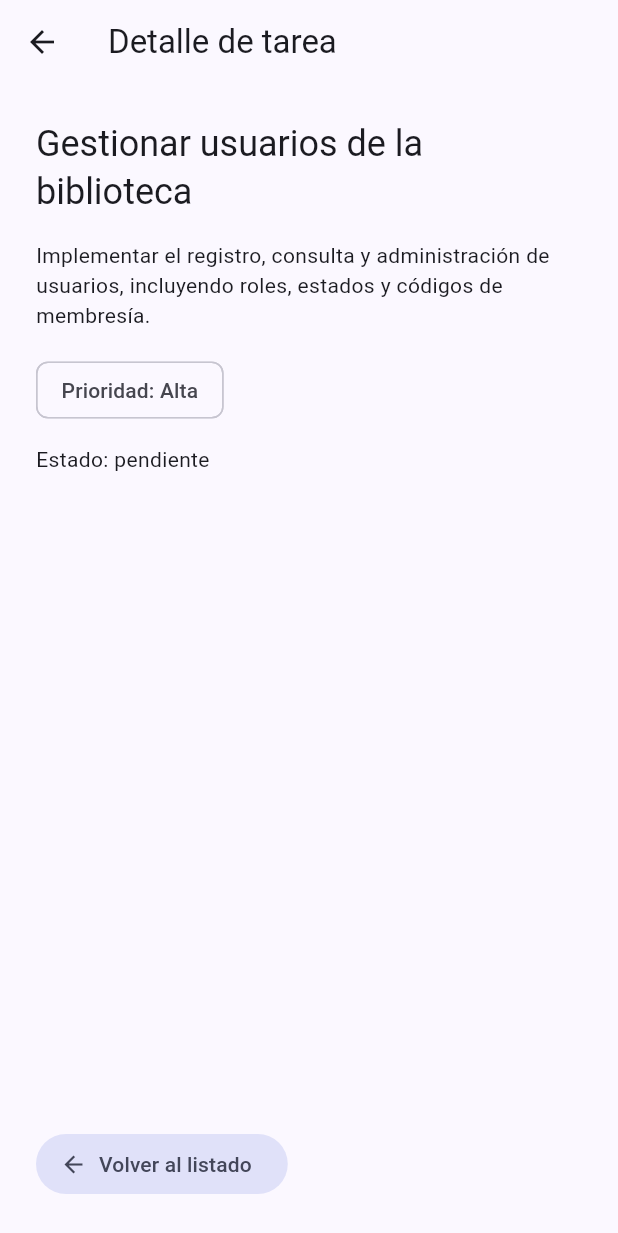
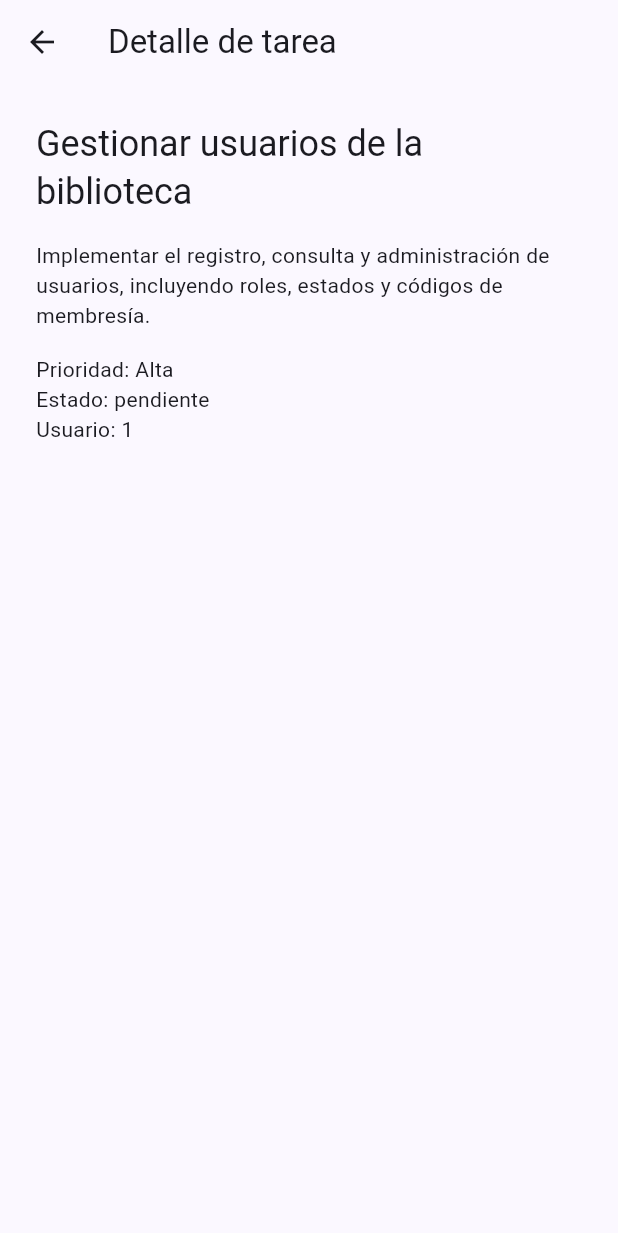
Before and after one commit to jpat05/TaskFlow, a Flutter app: the screen it shows after launch, after a tap on "Gestionar usuarios de la biblioteca", on a phone screen of 412 x 824 dp. Shown: the top 1233 px of the screen. Run offline on Flutter 3.47's test engine with Material 3 defaults, Android fonts, the phone set to English and light mode, and no system bars; our stand-ins replace go_router.

Commit message:
docs: definir alcance y modelo de TaskFlow

```diff
--- a/lib/main.dart
+++ b/lib/main.dart
@@ -1,9 +1,84 @@
 import 'package:flutter/material.dart';
 import 'package:go_router/go_router.dart';
+
+import 'task.dart';
 
 void main() {
   runApp(const TaskFlowApp());
 }
+
+const demoTasks = <Task>[
+  Task(
+    id: 1,
+    title: 'Gestionar usuarios de la biblioteca',
+    description:
+        'Implementar el registro, consulta y administración de usuarios, '
+        'incluyendo roles, estados y códigos de membresía.',
+    priority: 'Alta',
+    isCompleted: false,
+    userId: 1,
+  ),
+  Task(
+    id: 2,
+    title: 'Administrar el catálogo de libros',
+    description:
+        'Desarrollar el registro y consulta de libros, autores, '
+        'editoriales y categorías, incluyendo ISBN y datos bibliográficos.',
+    priority: 'Alta',
+    isCompleted: false,
+    userId: 1,
+  ),
+  Task(
+    id: 3,
+    title: 'Controlar el inventario de ejemplares',
+    description:
+        'Implementar el control de ejemplares físicos mediante códigos '
+        'de barras, ubicación en estantería, estado y condición.',
+    priority: 'Media',
+    isCompleted: false,
+    userId: 1,
+  ),
+  Task(
+    id: 4,
+    title: 'Gestionar préstamos y reservas',
+    description:
+        'Desarrollar el proceso de préstamo, devolución, renovación '
+        'y reserva de libros, controlando fechas y disponibilidad.',
+    priority: 'Alta',
+    isCompleted: false,
+    userId: 1,
+  ),
+  Task(
+    id: 5,
+    title: 'Administrar multas y políticas',
+    description:
+        'Implementar el cálculo y seguimiento de multas por retraso, '
+        'daños o pérdida, además de configurar las políticas de préstamo.',
+    priority: 'Media',
+    isCompleted: true,
+    userId: 1,
+  ),
+];
+
+Task? findTask(int? id) {
+  for (final task in demoTasks) {
+    if (task.id == id) return task;
+  }
+  return null;
+}
+
+final appRouter = GoRouter(
+  routes: [
+    GoRoute(path: '/', builder: (context, state) => const TaskListScreen()),
+    GoRoute(
+      path: '/task/:id',
+      builder: (context, state) {
+        final id = int.tryParse(state.pathParameters['id'] ?? '');
+        return TaskDetailScreen(task: findTask(id));
+      },
+    ),
+  ],
+);
 
 class TaskFlowApp extends StatelessWidget {
   const TaskFlowApp({super.key});
@@ -15,199 +90,8 @@ class TaskFlowApp extends StatelessWidget {
       title: 'TaskFlow',
       theme: ThemeData(
         colorScheme: ColorScheme.fromSeed(seedColor: Colors.indigo),
-        useMaterial3: true,
       ),
       routerConfig: appRouter,
-    );
-  }
-}
-
-class WelcomeScreen extends StatefulWidget {
-  const WelcomeScreen({super.key});
-
-  @override
-  State<WelcomeScreen> createState() => _WelcomeScreenState();
-}
-
-class _WelcomeScreenState extends State<WelcomeScreen> {
-  int pendingTasks = 3;
-  final String studentName = 'Joshue Patricio Flores';
-  static const dailyGoal = 5;
-  int completedTasks = 0;
-
-  void _addTask() {
-    setState(() {
-      pendingTasks++;
-    });
-  }
-
-  void _completeTask() {
-    if (pendingTasks == 0) {
-      return;
-    }
-
-    setState(() {
-      pendingTasks--;
-      if (completedTasks < dailyGoal) {
-        completedTasks++;
-      }
-    });
-  }
-
-  @override
-  Widget build(BuildContext context) {
-    final statusMessage = pendingTasks == 0
-        ? '¡Excelente! No tienes tareas pendientes.'
-        : 'Aún tienes tareas por organizar.';
-
-    return Scaffold(
-      appBar: AppBar(title: const Text('TaskFlow'), centerTitle: true),
-      body: Padding(
-        padding: const EdgeInsets.all(24),
-        child: Column(
-          crossAxisAlignment: CrossAxisAlignment.start,
-          children: [
-            Text(
-              '¡Hola, $studentName!',
-              style: Theme.of(context).textTheme.headlineMedium,
-            ),
-            const SizedBox(height: 12),
-            Text(statusMessage),
-            Text('Completadas hoy: $completedTasks de $dailyGoal'),
-            const SizedBox(height: 28),
-            Card(
-              child: Padding(
-                padding: const EdgeInsets.all(20),
-                child: Row(
-                  children: [
-                    const Icon(Icons.pending_actions),
-                    const SizedBox(width: 12),
-                    Text('Tareas pendientes: $pendingTasks'),
-                  ],
-                ),
-              ),
-            ),
-            const SizedBox(height: 24),
-            Wrap(
-              spacing: 12,
-              runSpacing: 12,
-              children: [
-                ElevatedButton.icon(
-                  onPressed: _addTask,
-                  icon: const Icon(Icons.add),
-                  label: const Text('Agregar tarea'),
-                ),
-                OutlinedButton.icon(
-                  onPressed: pendingTasks == 0 ? null : _completeTask,
-                  icon: const Icon(Icons.done),
-                  label: const Text('Completar una tarea'),
-                ),
-              ],
-            ),
-          ],
-        ),
-      ),
-    );
-  }
-}
-
-class Task {
-  const Task({
-    required this.id,
-    required this.title,
-    required this.description,
-    required this.priority,
-    required this.isCompleted,
-  });
-
-  final int id;
-  final String title;
-  final String description;
-  final String priority;
-  final bool isCompleted;
-}
-
-const demoTasks = [
-  Task(
-    id: 1,
-    title: 'Gestionar usuarios de la biblioteca',
-    description:
-        'Implementar el registro, consulta y administración de usuarios, '
-        'incluyendo roles, estados y códigos de membresía.',
-    priority: 'Alta',
-    isCompleted: false,
-  ),
-  Task(
-    id: 2,
-    title: 'Administrar el catálogo de libros',
-    description:
-        'Desarrollar el registro y consulta de libros, autores, '
-        'editoriales y categorías, incluyendo ISBN y datos bibliográficos.',
-    priority: 'Alta',
-    isCompleted: false,
-  ),
-  Task(
-    id: 3,
-    title: 'Controlar el inventario de ejemplares',
-    description:
-        'Implementar el control de ejemplares físicos mediante códigos '
-        'de barras, ubicación en estantería, estado y condición.',
-    priority: 'Media',
-    isCompleted: false,
-  ),
-  Task(
-    id: 4,
-    title: 'Gestionar préstamos y reservas',
-    description:
-        'Desarrollar el proceso de préstamo, devolución, renovación '
-        'y reserva de libros, controlando fechas y disponibilidad.',
-    priority: 'Alta',
-    isCompleted: false,
-  ),
-  Task(
-    id: 5,
-    title: 'Administrar multas y políticas',
-    description:
-        'Implementar el cálculo y seguimiento de multas por retraso, '
-        'daños o pérdida, además de configurar las políticas de préstamo.',
-    priority: 'Media',
-    isCompleted: true,
-  ),
-];
-
-final appRouter = GoRouter(
-  routes: [
-    GoRoute(path: '/', builder: (context, state) => const TaskListScreen()),
-    GoRoute(
-      path: '/task/:id',
-      builder: (context, state) {
-        final taskId = int.parse(state.pathParameters['id']!);
-        return TaskDetailScreen(taskId: taskId);
-      },
-    ),
-  ],
-);
-
-class TaskCard extends StatelessWidget {
-  const TaskCard({super.key, required this.task, required this.onTap});
-
-  final Task task;
-  final VoidCallback? onTap;
-
-  @override
-  Widget build(BuildContext context) {
-
-    return Card(
-      child: ListTile(
-        onTap: onTap,
-        leading: Icon(
-          task.isCompleted ? Icons.check_circle : Icons.radio_button_unchecked,
-          color: task.isCompleted ? Colors.green : null,
-        ),
-        title: Text(task.title),
-        subtitle: Text('${task.priority} · ${task.description}'),
-        trailing: const Icon(Icons.visibility),
-      ),
     );
   }
 }
@@ -224,9 +108,18 @@ class TaskListScreen extends StatelessWidget {
         itemCount: demoTasks.length,
         itemBuilder: (context, index) {
           final task = demoTasks[index];
-          return TaskCard(
-            task: task,
+          return Card(
+            child: ListTile(
+              leading: Icon(
+                task.isCompleted
+                    ? Icons.check_circle
+                    : Icons.radio_button_unchecked,
+              ),
+              title: Text(task.title),
+              subtitle: Text('Prioridad: ${task.priority}'),
+              trailing: const Icon(Icons.chevron_right),
               onTap: () => context.push('/task/${task.id}'),
+            ),
           );
         },
       ),
@@ -235,34 +128,36 @@ class TaskListScreen extends StatelessWidget {
 }
 
 class TaskDetailScreen extends StatelessWidget {
-  const TaskDetailScreen({super.key, required this.taskId});
+  const TaskDetailScreen({super.key, required this.task});
 
-  final int taskId;
+  final Task? task;
 
   @override
   Widget build(BuildContext context) {
-    final task = demoTasks.firstWhere((item) => item.id == taskId);
-
+    final selected = task;
     return Scaffold(
-      appBar: AppBar(title: const Text('Detalle de tarea')) ,
+      appBar: AppBar(title: const Text('Detalle de tarea')),
       body: Padding(
         padding: const EdgeInsets.all(24),
-        child: Column(
+        child: selected == null
+            ? const Text('No se encontró esta tarea.')
+            : Column(
                 crossAxisAlignment: CrossAxisAlignment.start,
                 children: [
-            Text(task.title, style: Theme.of(context).textTheme.headlineSmall),
+                  Text(
+                    selected.title,
+                    style: Theme.of(context).textTheme.headlineSmall,
+                  ),
                   const SizedBox(height: 16),
-            Text(task.description),
+                  Text(selected.description),
                   const SizedBox(height: 16),
-            Chip(label: Text('Prioridad: ${task.priority}')),
-            const SizedBox(height: 12),
-            Text(task.isCompleted ? 'Estado: completada' : 'Estado: pendiente'),
-            const Spacer(),
-            FilledButton.tonalIcon(
-              onPressed: () => context.pop(),
-              icon: const Icon(Icons.arrow_back),
-              label: const Text('Volver al listado'),
+                  Text('Prioridad: ${selected.priority}'),
+                  Text(
+                    selected.isCompleted
+                        ? 'Estado: completada'
+                        : 'Estado: pendiente',
                   ),
+                  Text('Usuario: ${selected.userId}'),
                 ],
               ),
       ),
--- /dev/null
+++ b/lib/task.dart
@@ -0,0 +1,28 @@
+class Task {
+  const Task({
+    required this.id,
+    required this.title,
+    required this.description,
+    required this.priority,
+    required this.isCompleted,
+    required this.userId,
+  });
+
+  final int id;
+  final String title;
+  final String description;
+  final String priority;
+  final bool isCompleted;
+  final int userId;
+
+  factory Task.fromJson(Map<String, dynamic> json) {
+    return Task(
+      id: json['id'] as int,
+      title: json['title'] as String,
+      description: json['description'] as String,
+      priority: json['priority'] as String,
+      isCompleted: json['isCompleted'] as bool,
+      userId: json['userId'] as int,
+    );
+  }
+}
```
Also changed, not shown: 1 other file. Lines whose indentation alone changed are shown as unchanged.
